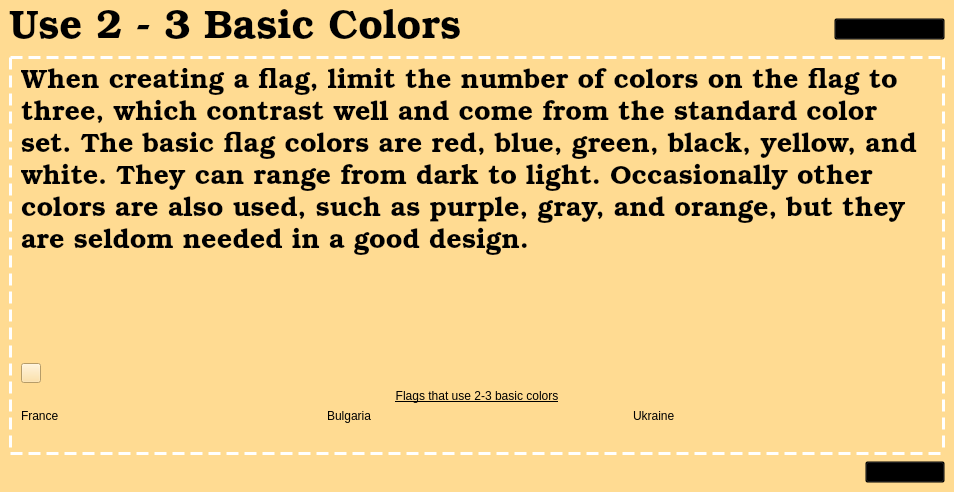
Above: usebasiccolorslesson.ui from zxjorge/EDApp before the change. Below: the same form after it.
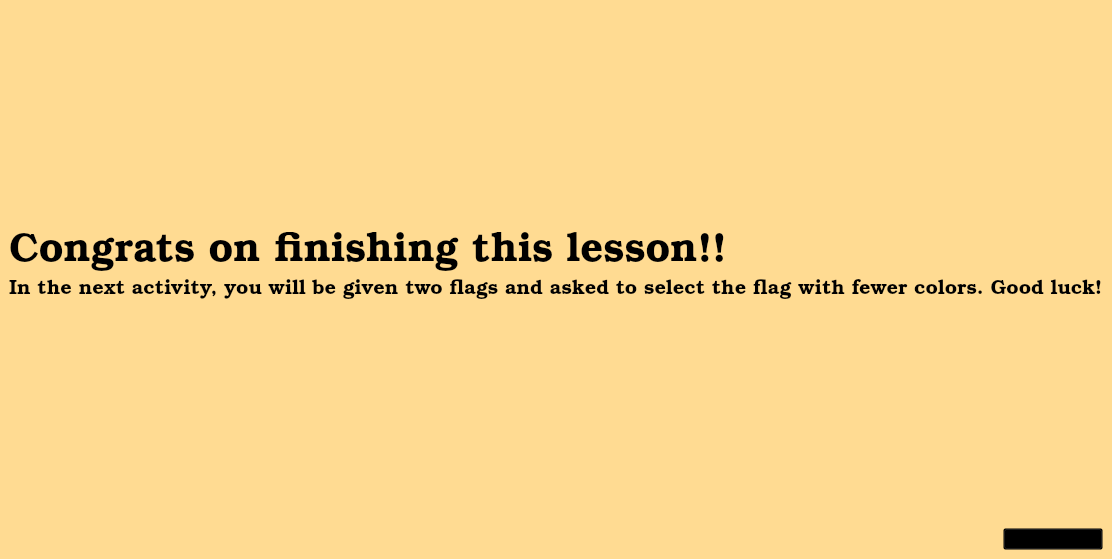
That is the form after the change. The open tabs and pages were chosen to show the change. Icons and pictures are not drawn.

Commit message: Added pages to tell user lesson is completed and quiz is about to start

The edit to the form file:
```diff
--- a/usebasiccolorslesson.ui
+++ b/usebasiccolorslesson.ui
@@ -6,8 +6,8 @@
    <rect>
     <x>0</x>
     <y>0</y>
-    <width>952</width>
-    <height>492</height>
+    <width>988</width>
+    <height>559</height>
    </rect>
   </property>
   <property name="windowTitle">
@@ -651,6 +651,87 @@
     </item>
    </layout>
   </widget>
+  <widget class="QWidget" name="page_3">
+   <property name="styleSheet">
+    <string notr="true">background-color: rgb(255, 219, 146);
+</string>
+   </property>
+   <layout class="QVBoxLayout" name="verticalLayout_14">
+    <item>
+     <spacer name="verticalSpacer_2">
+      <property name="orientation">
+       <enum>Qt::Vertical</enum>
+      </property>
+      <property name="sizeHint" stdset="0">
+       <size>
+        <width>20</width>
+        <height>208</height>
+       </size>
+      </property>
+     </spacer>
+    </item>
+    <item>
+     <widget class="QLabel" name="label_19">
+      <property name="font">
+       <font>
+        <family>Bookman Old Style</family>
+        <pointsize>30</pointsize>
+       </font>
+      </property>
+      <property name="text">
+       <string>Congrats on finishing this lesson!!</string>
+      </property>
+     </widget>
+    </item>
+    <item>
+     <widget class="QLabel" name="label_20">
+      <property name="font">
+       <font>
+        <family>Bookman Old Style</family>
+        <pointsize>15</pointsize>
+       </font>
+      </property>
+      <property name="text">
+       <string>In the next activity, you will be given two flags and asked to select the flag with fewer colors. Good luck!</string>
+      </property>
+     </widget>
+    </item>
+    <item>
+     <spacer name="verticalSpacer">
+      <property name="orientation">
+       <enum>Qt::Vertical</enum>
+      </property>
+      <property name="sizeHint" stdset="0">
+       <size>
+        <width>20</width>
+        <height>207</height>
+       </size>
+      </property>
+     </spacer>
+    </item>
+    <item>
+     <widget class="QPushButton" name="nextButton_3">
+      <property name="maximumSize">
+       <size>
+        <width>100</width>
+        <height>16777215</height>
+       </size>
+      </property>
+      <property name="layoutDirection">
+       <enum>Qt::RightToLeft</enum>
+      </property>
+      <property name="styleSheet">
+       <string notr="true">text-decoration: underline; 
+font: 9pt &quot;Arial Narrow&quot;;
+background-color: transparent;</string>
+      </property>
+      <property name="text">
+       <string>Next</string>
+      </property>
+     </widget>
+    </item>
+   </layout>
+  </widget>
  </widget>
  <resources>
   <include location="Resources.qrc"/>
```
The commit also changes 6 other files.
